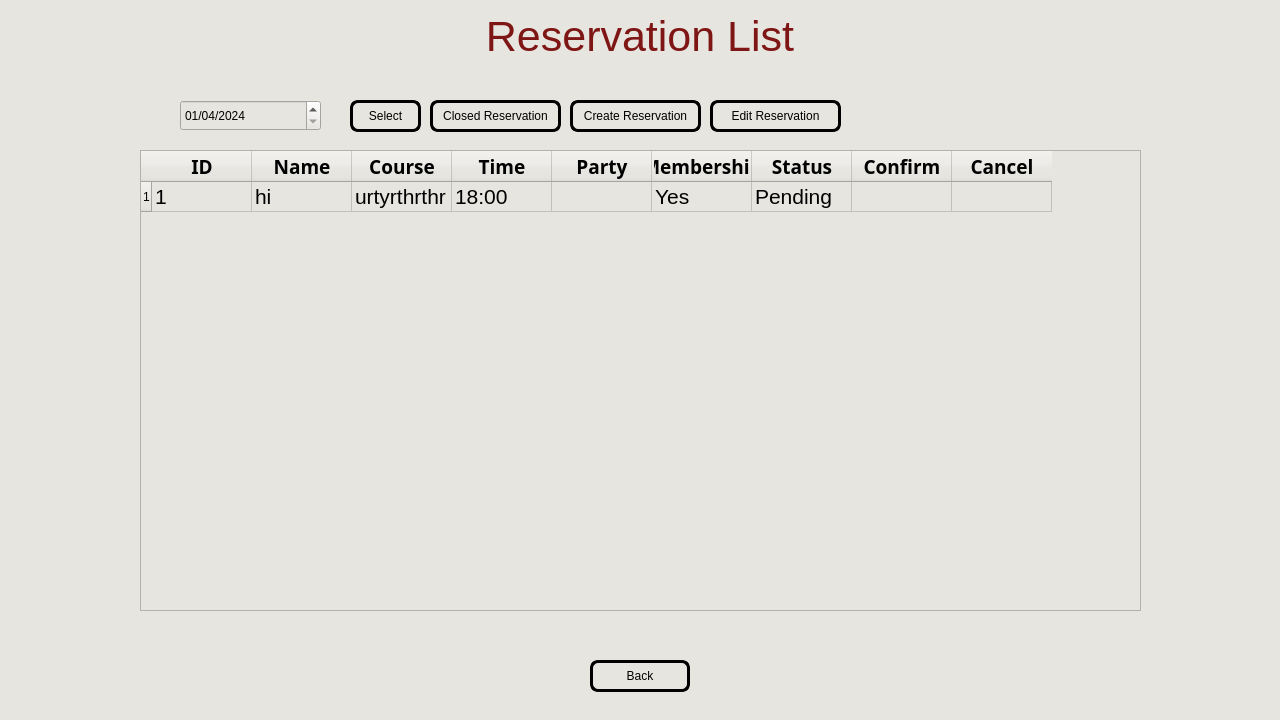
This is app/gui/reservationAdminPage/reservationAdminPage.ui in chananon-n/FineCuisine as Qt 5 draws it before an edit. The edited form follows.
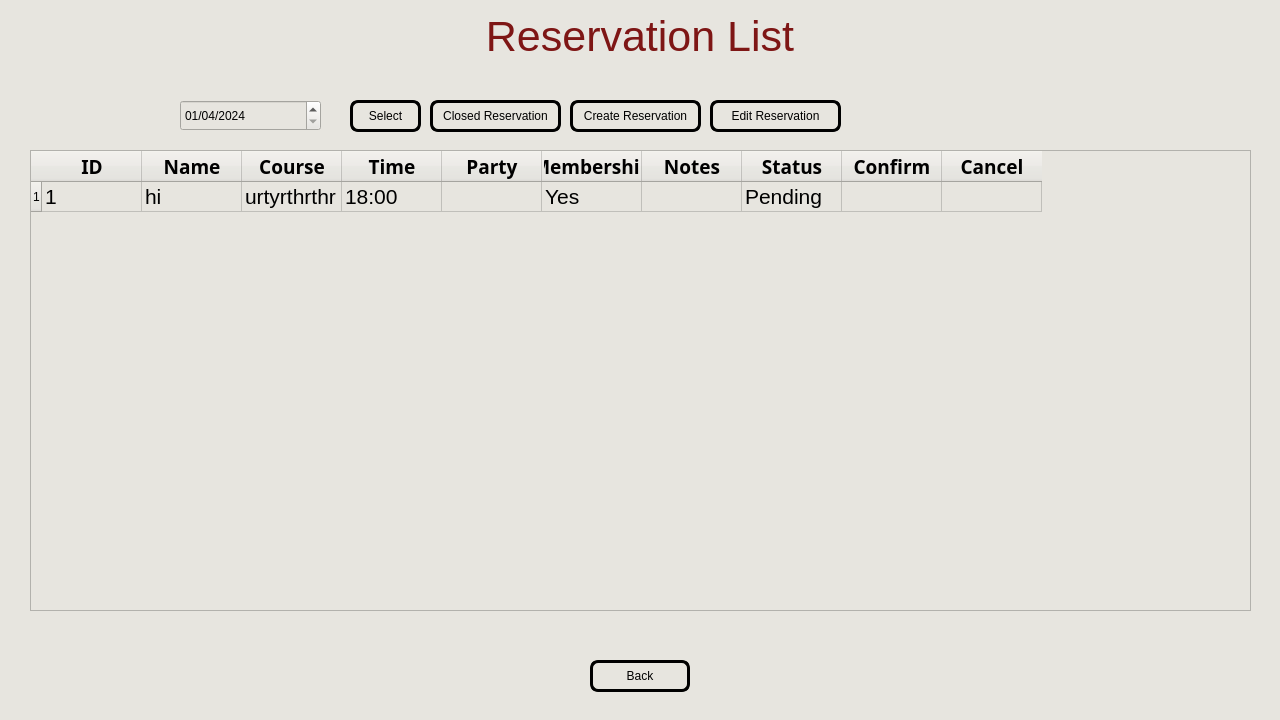
This is the edited form.

```diff
--- a/app/gui/reservationAdminPage/reservationAdminPage.ui
+++ b/app/gui/reservationAdminPage/reservationAdminPage.ui
@@ -106,9 +106,9 @@
    <widget class="QTableWidget" name="reservationTable">
     <property name="geometry">
      <rect>
-      <x>140</x>
+      <x>30</x>
       <y>150</y>
-      <width>1001</width>
+      <width>1221</width>
       <height>461</height>
      </rect>
     </property>
@@ -200,6 +200,18 @@
       </font>
      </property>
     </column>
+    <column>
+     <property name="text">
+      <string>Notes</string>
+     </property>
+     <property name="font">
+      <font>
+       <family>KoHo</family>
+       <pointsize>14</pointsize>
+       <bold>true</bold>
+      </font>
+     </property>
+    </column>
     <column>
      <property name="text">
       <string>Status</string>
@@ -261,7 +273,7 @@
       <string>Yes</string>
      </property>
     </item>
-    <item row="0" column="6">
+    <item row="0" column="7">
      <property name="text">
       <string>Pending</string>
      </property>
```
